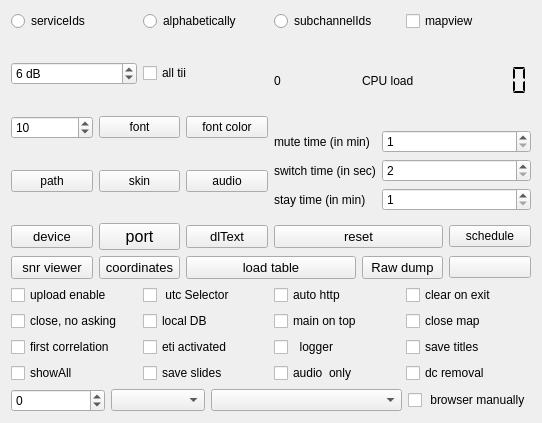
The window that sources/main/forms-v7/config-helper.ui (JvanKatwijk/qt-dab) describes before a commit, drawn with Qt 5.
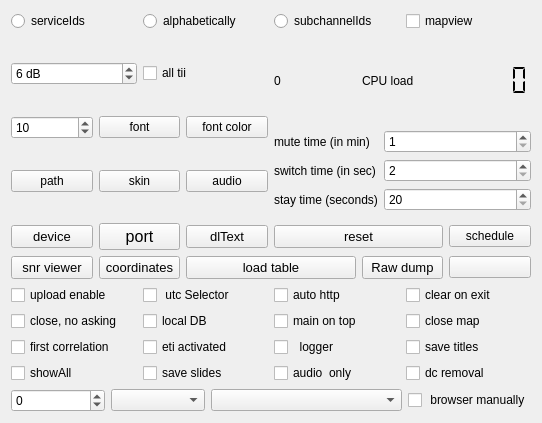
The same window after the commit. Custom widgets are drawn as their Qt base class.

What changed in the file:
```diff
--- a/sources/main/forms-v7/config-helper.ui
+++ b/sources/main/forms-v7/config-helper.ui
@@ -262,7 +262,7 @@
          <item row="2" column="0">
           <widget class="QLabel" name="label_4">
            <property name="text">
-            <string>stay time (in min)</string>
+            <string>stay time (seconds)</string>
            </property>
           </widget>
          </item>
@@ -272,11 +272,17 @@
             <string>&lt;html&gt;&lt;head/&gt;&lt;body&gt;&lt;p&gt;Once - with scanning in single mode - a DAB stream is detected in a channel, the channel will stay &amp;quot;on&amp;quot; for the amount of minutes specified here.&lt;/p&gt;&lt;/body&gt;&lt;/html&gt;</string>
            </property>
            <property name="minimum">
-            <number>1</number>
+            <number>20</number>
            </property>
            <property name="maximum">
             <number>99999</number>
            </property>
+           <property name="singleStep">
+            <number>20</number>
+           </property>
+           <property name="value">
+            <number>20</number>
+           </property>
           </widget>
          </item>
         </layout>
```
